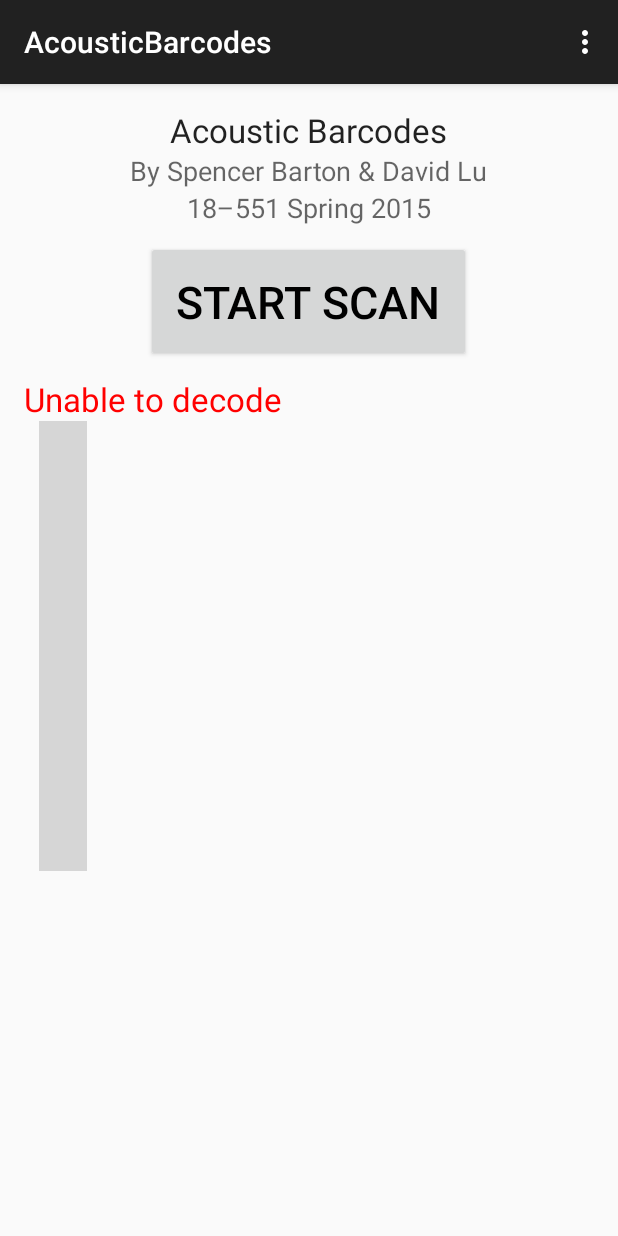
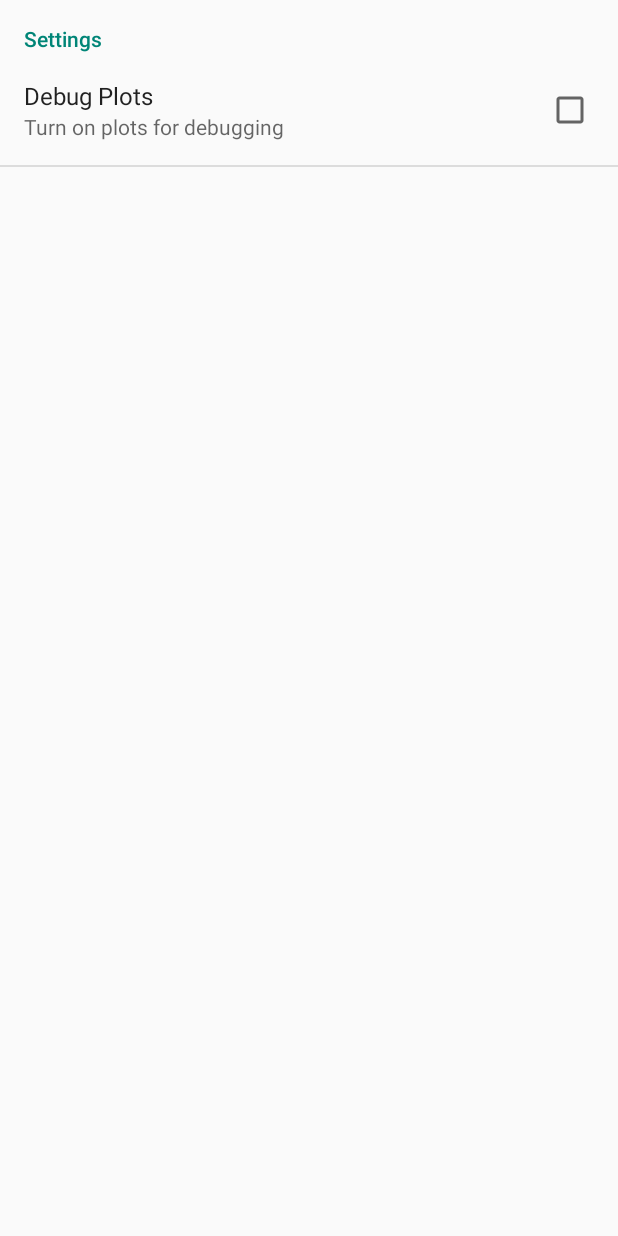
Before and after one commit to sbarton272/AcousticBarcodes-App, an Android app: the screen it shows after launch (MainActivity before the commit, SettingsActivity after it), in the options menu, after a tap on "Settings", on a phone screen of 412 x 824 dp. Run offline under Robolectric (Android 15) with nearby library versions, the phone set to English and light mode, and no system bars; plain views replace XYPlot; 3 statements that could not run were skipped; grey boxes are pictures that could not be loaded.

Commit message:
Added settings activity

```diff
--- /dev/null
+++ b/app/src/main/java/com/spencerbarton/acousticbarcodes/SettingsActivity.java
@@ -0,0 +1,33 @@
+package com.spencerbarton.acousticbarcodes;
+
+import android.app.Activity;
+import android.os.Bundle;
+import android.preference.PreferenceFragment;
+import android.support.v7.app.ActionBarActivity;
+
+public class SettingsActivity extends Activity {
+
+    public static final String KEY_PREF_SHOW_IMG = "pref_debug_plots";
+
+    @Override
+    public void onCreate(Bundle savedInstanceState) {
+        super.onCreate(savedInstanceState);
+
+        // Display actual preferences in fragment, uses default content layout
+        getFragmentManager().beginTransaction()
+                .replace(android.R.id.content, new SettingsFragment())
+                .commit();
+
+    }
+
+    public static class SettingsFragment extends PreferenceFragment {
+
+        @Override
+        public void onCreate(Bundle savedInstanceState) {
+            super.onCreate(savedInstanceState);
+            addPreferencesFromResource(R.xml.preferences);
+        }
+
+    }
+
+}
--- a/app/src/main/res/values/strings.xml
+++ b/app/src/main/res/values/strings.xml
@@ -11,4 +11,8 @@
     <string name="scan_btn_recording">Recording</string>
     <string name="scan_btn_done">"Saved "</string>
     <string name="title_activity_main_activity2"></string>
+    <string name="pref_main_title">Settings</string>
+    <string name="pref_debug_plots_title">Debug Plots</string>
+    <string name="pref_debug_plots_sum">Turn on plots for debugging</string>
+    <string name="pref_debug_plots_default">false</string>
 </resources>
--- /dev/null
+++ b/app/src/main/res/xml/preferences.xml
@@ -0,0 +1,19 @@
+<?xml version="1.0" encoding="utf-8"?>
+<PreferenceScreen xmlns:android="http://schemas.android.com/apk/res/android">
+
+    <PreferenceCategory
+        android:title="@string/pref_main_title"
+        android:key="pref_main_settings">
+
+        <CheckBoxPreference
+            android:key="pref_debug_plots"
+            android:title="@string/pref_debug_plots_title"
+            android:summary="@string/pref_debug_plots_sum"
+            android:defaultValue="@string/pref_debug_plots_default" />
+
+    </PreferenceCategory>
+
+    <intent android:action="android.intent.action.VIEW"
+        android:data="http://www.google.com" />
+
+</PreferenceScreen>
```
